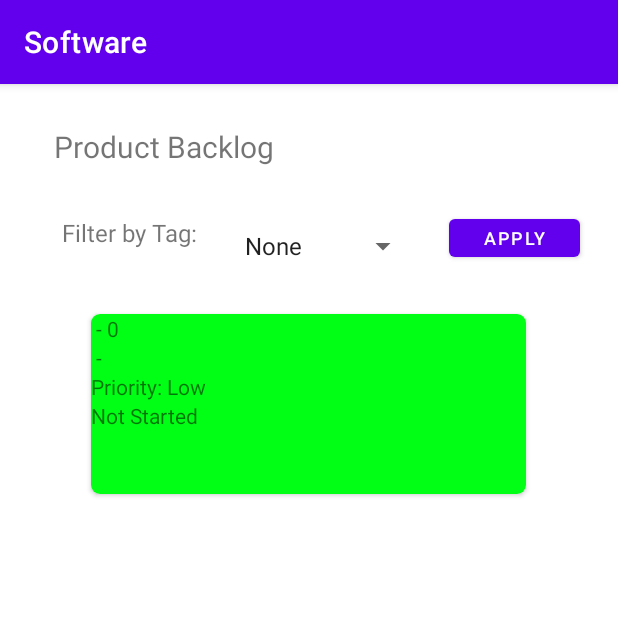
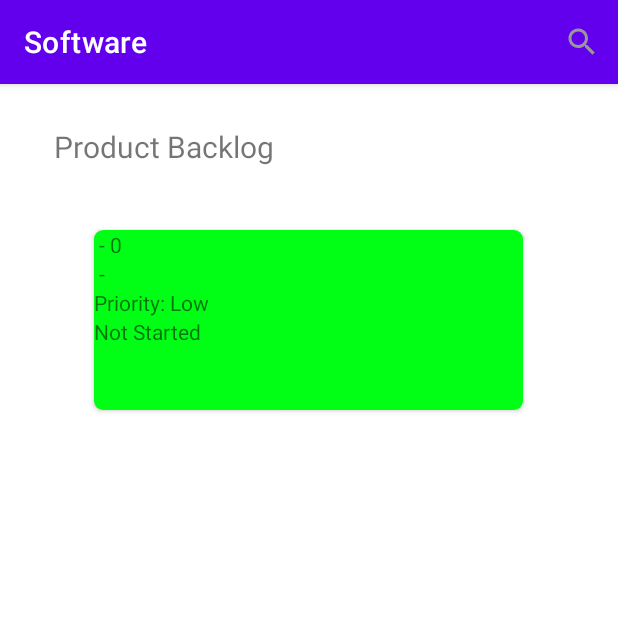
Before and after one commit to twy0622/product-backlog-app, an Android app: the ProductBacklog screen opened directly, with no data from a screen before it, on a phone screen of 412 x 824 dp, the top half of it. Run offline under Robolectric (Android 15) with nearby library versions, the phone set to English and light mode, and no system bars; our stand-ins replace Room's generated code.

Commit message:
filter cards with searchview, added two other xml files task_menu and ic_search

```diff
--- a/Projects/Software/app/src/main/java/com/example/software/ProductBacklog.java
+++ b/Projects/Software/app/src/main/java/com/example/software/ProductBacklog.java
@@ -3,12 +3,22 @@ package com.example.software;
 import androidx.appcompat.app.AppCompatActivity;
 import androidx.lifecycle.ViewModelProvider;
 import androidx.recyclerview.widget.LinearLayoutManager;
+import androidx.appcompat.widget.SearchView;
 import androidx.recyclerview.widget.RecyclerView;
 import android.os.Bundle;
+import android.view.Menu;
+import android.view.MenuInflater;
+import android.view.MenuItem;
+import android.view.View;
+import android.widget.AdapterView;
+import android.widget.Toast;
 import android.widget.ArrayAdapter;
+import android.widget.Button;
 import android.widget.Spinner;
 
 import com.example.software.provider.TaskViewModel;
+import com.example.software.provider.Task;
+
 
 public class ProductBacklog extends AppCompatActivity {
     RecyclerView recyclerView;
@@ -22,15 +32,25 @@ public class ProductBacklog extends AppCompatActivity {
         super.onCreate(savedInstanceState);
         setContentView(R.layout.product_backlog);
 
-        //spinner for filtering tags
-        Spinner tagFilterSpinner = findViewById(R.id.filterTagBox);
-        ArrayAdapter<String> filterTagAdapter = new ArrayAdapter<String>(ProductBacklog.this,
-                android.R.layout.simple_list_item_1, getResources().getStringArray(R.array.filterTags));
-        filterTagAdapter.setDropDownViewResource(android.R.layout.simple_spinner_dropdown_item);
-        tagFilterSpinner.setAdapter(filterTagAdapter);
+//        //spinner for filtering tags
+//        Spinner tagFilterSpinner = findViewById(R.id.filterTagBox);
+//        ArrayAdapter<String> filterTagAdapter = new ArrayAdapter<String>(ProductBacklog.this,
+//                android.R.layout.simple_list_item_1, getResources().getStringArray(R.array.filterTags));
+//        filterTagAdapter.setDropDownViewResource(android.R.layout.simple_spinner_dropdown_item);
+//        tagFilterSpinner.setAdapter(filterTagAdapter);
+//
+//        tagFilterSpinner.setOnItemSelectedListener(new AdapterView.OnItemSelectedListener() {
+//            @Override
+//            public void onItemSelected(AdapterView<?> adapterView, View view, int position, long id) {
+//                Toast.makeText(ProductBacklog.this,adapterView.getItemAtPosition(position).toString()+ " selected",
+//                        Toast.LENGTH_LONG).show();
+//            }
+//
+//            @Override
+//            public void onNothingSelected(AdapterView<?> adapterView) {
+//            }
 
-
-//        Button applyFilter = findViewById(R.id.applyFilterButton);
+//        });
 
         recyclerView = findViewById(R.id.task_recycler_view);
 
@@ -46,4 +66,25 @@ public class ProductBacklog extends AppCompatActivity {
             adapter.notifyDataSetChanged();
         });
     }
+    @Override
+    public boolean onCreateOptionsMenu(Menu menu) {
+        MenuInflater inflater = getMenuInflater();
+        inflater.inflate(R.menu.task_menu, menu);
+        MenuItem searchItem = menu.findItem(R.id.action_search);
+        SearchView searchView = (SearchView) searchItem.getActionView();
+
+        searchView.setOnQueryTextListener(new SearchView.OnQueryTextListener() {
+            @Override
+            public boolean onQueryTextSubmit(String query) {
+                return false;
+            }
+
+            @Override
+            public boolean onQueryTextChange(String newText) {
+                adapter.getFilter().filter(newText);
+                return false;
+            }
+        });
+        return true;
+    }
 }
--- a/Projects/Software/app/src/main/java/com/example/software/RecyclerViewAdapter.java
+++ b/Projects/Software/app/src/main/java/com/example/software/RecyclerViewAdapter.java
@@ -4,25 +4,28 @@ import android.graphics.Color;
 import android.view.LayoutInflater;
 import android.view.View;
 import android.view.ViewGroup;
+import android.widget.Filter;
+import android.widget.Filterable;
 import android.widget.LinearLayout;
 import android.widget.TextView;
 import android.widget.Toast;
-
 import androidx.annotation.NonNull;
 import androidx.recyclerview.widget.RecyclerView;
+import com.example.software.provider.Task;
 
-import com.example.software.provider.Task;
-import com.example.software.provider.TaskViewModel;
 
 import java.util.ArrayList;
+import java.util.Collection;
 import java.util.List;
 
-public class RecyclerViewAdapter extends RecyclerView.Adapter<RecyclerViewAdapter.ViewHolder> {
-    List<Task> taskListRecycle = new ArrayList<>();
 
+public class RecyclerViewAdapter extends RecyclerView.Adapter<RecyclerViewAdapter.ViewHolder> implements Filterable {
+    private List<Task> taskListRecycle = new ArrayList<>();
+    private List<Task> taskListRecycleFull; /// copy of list with all items
 
     public void setTask(List<Task> data){
         this.taskListRecycle = data;
+        taskListRecycleFull = new ArrayList<>(data);
     }
 
     public RecyclerViewAdapter(){
@@ -67,11 +70,6 @@ public class RecyclerViewAdapter extends RecyclerView.Adapter<RecyclerViewAdapte
 //        });
     }
 
-    @Override
-    public int getItemCount() {
-        return taskListRecycle.size();
-    }
-
     public class ViewHolder extends RecyclerView.ViewHolder{
         public TextView title;
         public TextView description;
@@ -88,4 +86,43 @@ public class RecyclerViewAdapter extends RecyclerView.Adapter<RecyclerViewAdapte
             cardview = itemView.findViewById(R.id.task_cardview);
         }
     }
+    @Override
+    public int getItemCount() {
+        return taskListRecycle.size();
+    }
+
+    public Filter getFilter(){
+        return taskListFilter;
+    }
+
+    private Filter taskListFilter = new Filter() {
+
+        // run on background thread
+        @Override
+        protected FilterResults performFiltering(CharSequence charSequence) {
+            List<Task> filteredTaskList = new ArrayList<>();
+
+            if (charSequence.toString().isEmpty()){
+                filteredTaskList.addAll(taskListRecycleFull);
+            } else{
+                String filterPattern = charSequence.toString().toLowerCase().trim();
+                for (Task data: taskListRecycleFull){
+                    if (data.getTags().toLowerCase().contains(filterPattern)){
+                        filteredTaskList.add(data);
+                    }
+                }
+            }
+
+            FilterResults results = new FilterResults();
+            results.values = filteredTaskList;
+            return results;
+        }
+        // runs on a UI thread
+        @Override
+        protected void publishResults(CharSequence charSequence, FilterResults filterResults) {
+            taskListRecycle.clear();
+            taskListRecycle.addAll((Collection<? extends Task>) filterResults.values);
+            notifyDataSetChanged();
+        }
+    };
 }
--- /dev/null
+++ b/Projects/Software/app/src/main/res/drawable/ic_search.xml
@@ -0,0 +1,5 @@
+<vector android:height="24dp" android:tint="#989898"
+    android:viewportHeight="24" android:viewportWidth="24"
+    android:width="24dp" xmlns:android="http://schemas.android.com/apk/res/android">
+    <path android:fillColor="@android:color/white" android:pathData="M15.5,14h-0.79l-0.28,-0.27C15.41,12.59 16,11.11 16,9.5 16,5.91 13.09,3 9.5,3S3,5.91 3,9.5 5.91,16 9.5,16c1.61,0 3.09,-0.59 4.23,-1.57l0.27,0.28v0.79l5,4.99L20.49,19l-4.99,-5zM9.5,14C7.01,14 5,11.99 5,9.5S7.01,5 9.5,5 14,7.01 14,9.5 11.99,14 9.5,14z"/>
+</vector>
--- a/Projects/Software/app/src/main/res/layout/product_backlog.xml
+++ b/Projects/Software/app/src/main/res/layout/product_backlog.xml
@@ -19,56 +19,36 @@
         app:layout_constraintStart_toStartOf="parent"
         app:layout_constraintTop_toTopOf="parent" />
 
-    <Spinner
-        android:id="@+id/filterTagBox"
-        android:layout_width="wrap_content"
-        android:layout_height="wrap_content"
-        android:layout_marginStart="16dp"
-        android:layout_marginTop="84dp"
-        android:entries="@array/tags"
-        app:layout_constraintStart_toEndOf="@+id/filterByTag"
-        app:layout_constraintTop_toTopOf="parent" />
+<!--    <SearchView-->
+<!--        android:id="@+id/TagSearchView"-->
+<!--        android:layout_width="158dp"-->
+<!--        android:layout_height="25dp"-->
+<!--        android:layout_marginStart="12dp"-->
+<!--        android:layout_marginTop="24dp"-->
+<!--        android:iconifiedByDefault="false"-->
+<!--        android:queryHint="Enter tag..."-->
+<!--        app:layout_constraintStart_toEndOf="@+id/filterByTag"-->
+<!--        app:layout_constraintTop_toBottomOf="@+id/productBacklog" />-->
 
-    <Button
-        android:id="@+id/applyFilterButton"
-        android:layout_width="87dp"
-        android:layout_height="37dp"
-        android:layout_marginStart="20dp"
-        android:layout_marginTop="84dp"
-        android:text="Apply"
-        android:textAlignment="center"
-        android:textSize="12sp"
-        app:layout_constraintEnd_toEndOf="parent"
-        app:layout_constraintHorizontal_bias="0.0"
-        app:layout_constraintStart_toEndOf="@+id/filterTagBox"
-        app:layout_constraintTop_toTopOf="parent"
-        app:rippleColor="#00AF5555" />
+<!--    <TextView-->
+<!--        android:id="@+id/filterByTag"-->
+<!--        android:layout_width="wrap_content"-->
+<!--        android:layout_height="wrap_content"-->
+<!--        android:layout_marginStart="64dp"-->
+<!--        android:layout_marginTop="24dp"-->
+<!--        android:text="Filter by Tag:"-->
+<!--        android:textSize="16sp"-->
+<!--        app:layout_constraintStart_toStartOf="parent"-->
+<!--        app:layout_constraintTop_toBottomOf="@+id/productBacklog" />-->
 
-    <TextView
-        android:id="@+id/filterByTag"
-        android:layout_width="wrap_content"
-        android:layout_height="wrap_content"
-        android:layout_marginStart="28dp"
-        android:layout_marginTop="88dp"
-        android:text="Filter by Tag:"
-        android:textSize="16sp"
-        app:layout_constraintEnd_toStartOf="@+id/guideline4"
-        app:layout_constraintStart_toStartOf="parent"
-        app:layout_constraintTop_toTopOf="parent" />
-
-    <androidx.constraintlayout.widget.Guideline
-        android:id="@+id/guideline4"
-        android:layout_width="wrap_content"
-        android:layout_height="wrap_content"
-        android:orientation="vertical"
-        app:layout_constraintGuide_begin="144dp" />
     <androidx.recyclerview.widget.RecyclerView
         android:id="@+id/task_recycler_view"
-        android:layout_width="310dp"
-        android:layout_height="495dp"
-        android:layout_marginTop="88dp"
+        android:layout_width="306dp"
+        android:layout_height="595dp"
+        android:layout_marginTop="32dp"
         app:layout_constraintEnd_toEndOf="parent"
         app:layout_constraintHorizontal_bias="0.495"
         app:layout_constraintStart_toStartOf="parent"
         app:layout_constraintTop_toBottomOf="@+id/productBacklog" />
+
 </androidx.constraintlayout.widget.ConstraintLayout>
--- /dev/null
+++ b/Projects/Software/app/src/main/res/menu/task_menu.xml
@@ -0,0 +1,11 @@
+<?xml version="1.0" encoding="utf-8"?>
+<menu xmlns:android="http://schemas.android.com/apk/res/android"
+    xmlns:app="http://schemas.android.com/apk/res-auto">
+
+    <item android:id="@+id/action_search"
+        android:icon="@drawable/ic_search"
+        android:title = "Search"
+        app:showAsAction="ifRoom|collapseActionView"
+        app:actionViewClass="androidx.appcompat.widget.SearchView"/>
+
+</menu>
```
